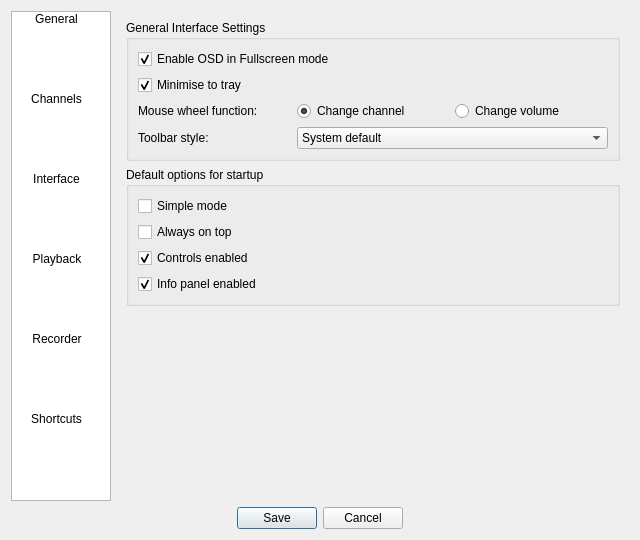
ntadej/tano, file src/ui/EditSettings.ui: the form before one commit.
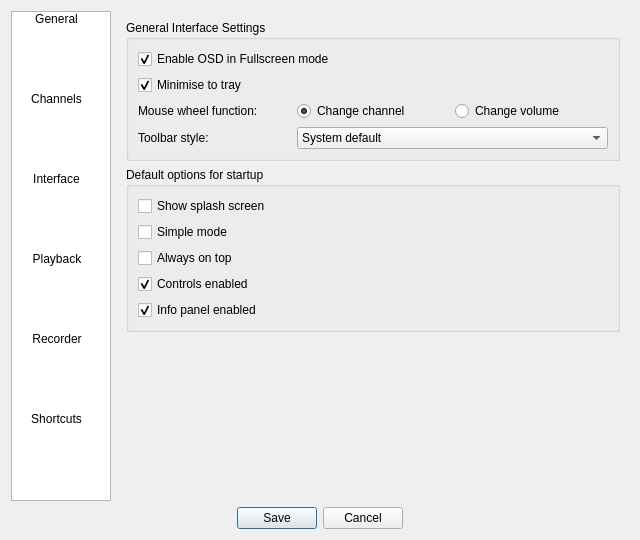
The form after the commit. The open tabs and pages were chosen to show the change. Icons and pictures are not drawn. Custom widgets are drawn as their Qt base class.

Commit message: Epg fixes, Added option not to display splash screen

```diff
--- a/src/ui/EditSettings.ui
+++ b/src/ui/EditSettings.ui
@@ -284,6 +284,13 @@
           <string>Default options for startup</string>
          </property>
          <layout class="QVBoxLayout" name="verticalLayout_9">
+          <item>
+           <widget class="QCheckBox" name="checkSplash">
+            <property name="text">
+             <string>Show splash screen</string>
+            </property>
+           </widget>
+          </item>
           <item>
            <widget class="QCheckBox" name="checkLite">
             <property name="text">
```
The commit also changes 8 other files.
